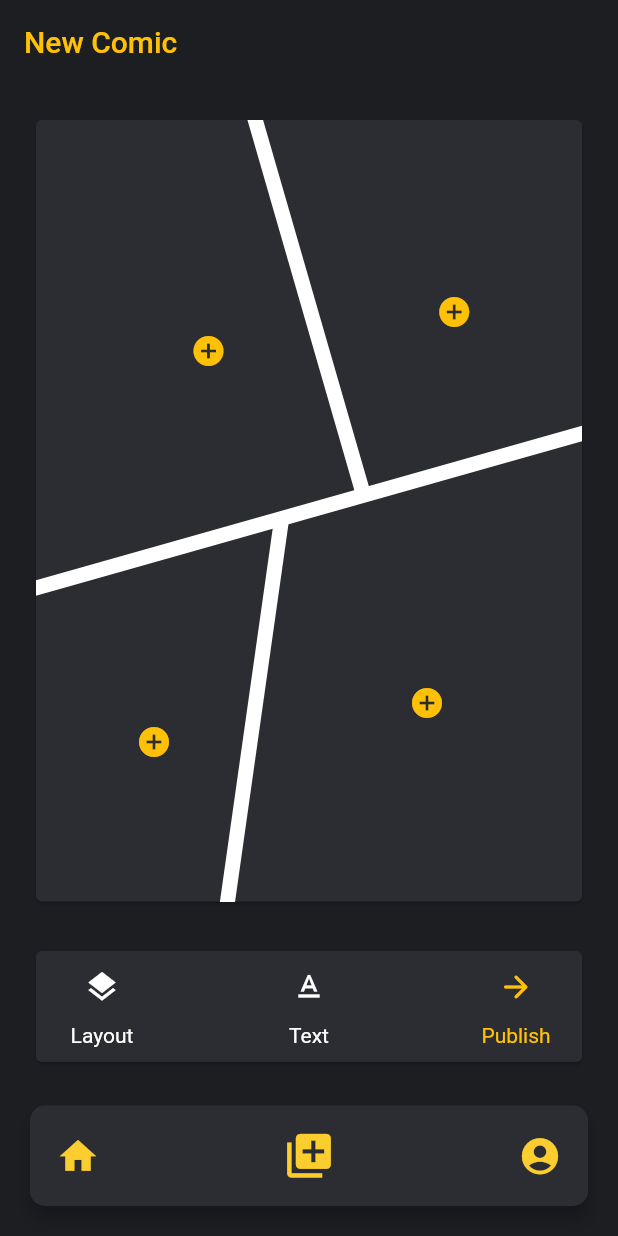
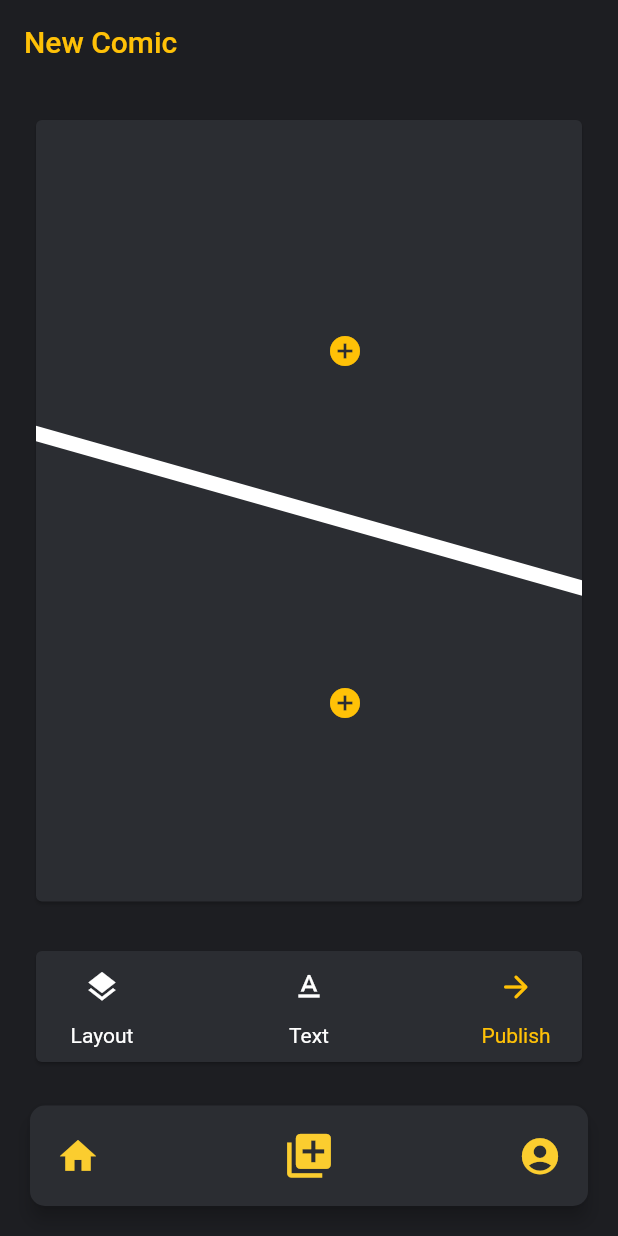
Before and after one commit to SwarupKharul/Kaboom, a Flutter app: the screen it shows after launch, item 2 of the bottom bar chosen, after a tap on the "add circle" icon, on a phone screen of 412 x 824 dp. Run offline on Flutter 3.47's test engine with Material 2 defaults, Android fonts, the light colour scheme and no system bars; our stand-ins replace google_fonts, image_picker.

Commit message:
Added: layout for 2 img

```diff
--- a/flutter/lib/main.dart
+++ b/flutter/lib/main.dart
@@ -5,9 +5,11 @@ import 'dart:ui' as ui;
 
 import 'package:flutter/material.dart';
 import 'package:flutter/rendering.dart';
+import 'package:google_fonts/google_fonts.dart';
 import 'package:image_picker/image_picker.dart';
 import 'package:kaboom/core/services/imageService.dart';
 import 'package:kaboom/ui/pages/create_comic.dart';
+import 'package:kaboom/ui/pages/create_comic2.dart';
 import 'package:kaboom/ui/pages/feed.dart';
 
 void main() {
@@ -22,7 +24,8 @@ class MyApp extends StatelessWidget {
     return MaterialApp(
       title: 'Flutter Demo',
       theme: ThemeData(
-        primarySwatch: Colors.blue,
+        textTheme: GoogleFonts.comicNeueTextTheme(Theme.of(context).textTheme),
+        primarySwatch: Colors.amber,
       ),
       home: const MyHomePage(),
     );
@@ -135,7 +138,7 @@ class _MyHomePageState extends State<MyHomePage> {
         controller: _controller,
         children: [
           Feed(),
-          CreateComic(),
+          CreateComic2(),
           Center(child: Text("prof")),
         ],
       ),
--- /dev/null
+++ b/flutter/lib/ui/pages/create_comic2.dart
@@ -0,0 +1,401 @@
+import 'dart:convert';
+import 'dart:io';
+import 'dart:typed_data';
+import 'dart:ui' as ui;
+
+import 'package:flutter/material.dart';
+import 'package:flutter/rendering.dart';
+import 'package:image_picker/image_picker.dart';
+import 'package:kaboom/core/services/imageService.dart';
+
+class CreateComic2 extends StatefulWidget {
+  const CreateComic2({Key? key}) : super(key: key);
+
+  @override
+  State<CreateComic2> createState() => _CreateComic2State();
+}
+
+class _CreateComic2State extends State<CreateComic2> {
+  List<String> _imagepaths = [" ", " ", " ", " "];
+  List<String> _dialogues = [" ", " ", " ", " "];
+  int _dialogueCounter = 0;
+  TextEditingController _controller = TextEditingController();
+  bool _busy = false;
+
+  ImageService _image = ImageService();
+
+  ImagePicker _picker = ImagePicker();
+
+  GlobalKey _globalKey = new GlobalKey();
+
+  Future<void> addImage(int index) async {
+    setState(() {
+      _busy = true;
+    });
+    final XFile? image = await _picker.pickImage(source: ImageSource.gallery);
+    if (image != null) {
+      String path = await _image.cartoonify_image(File(image.path));
+      _imagepaths[index] = path;
+    }
+    setState(() {
+      _busy = false;
+    });
+  }
+
+  Future<Uint8List> _capturePng() async {
+    try {
+      print('inside');
+      RenderRepaintBoundary boundary = _globalKey.currentContext!
+          .findRenderObject() as RenderRepaintBoundary;
+      ui.Image image = await boundary.toImage(pixelRatio: 3.0);
+      ByteData? byteData =
+          await image.toByteData(format: ui.ImageByteFormat.png);
+      var pngBytes = byteData!.buffer.asUint8List();
+      var bs64 = base64Encode(pngBytes);
+      // print(pngBytes);
+      // print(bs64);
+      setState(() {});
+      return pngBytes;
+    } catch (e) {
+      print(e);
+    }
+    throw Exception("Error saving file");
+  }
+
+  @override
+  Widget build(BuildContext context) {
+    return Column(
+      children: [
+        Expanded(
+          child: Padding(
+            padding: EdgeInsets.all(20),
+            child: RepaintBoundary(
+              key: _globalKey,
+              child: Card(
+                clipBehavior: Clip.hardEdge,
+                color: Color(0xFF2B2D32),
+                child: SizedBox(
+                    width: double.infinity,
+                    // height: 600,
+                    child: LayoutBuilder(builder: (context, constraints) {
+                      return CustomPaint(
+                        painter: myPainter(),
+                        child: Stack(
+                          children: [
+                            Positioned(
+                                top: 0,
+                                left: 0,
+                                child: ClipPath(
+                                  clipper: firstImageClipper(
+                                      height: constraints.maxHeight,
+                                      width: constraints.maxWidth),
+                                  child: (_imagepaths[0] == " ")
+                                      ? Container()
+                                      : Stack(
+                                          children: [
+                                            Image.network(
+                                              _imagepaths[0],
+                                              // color: Colors.amber,
+                                              fit: BoxFit.cover,
+                                              height:
+                                                  constraints.maxHeight * 0.6,
+                                              width: constraints.maxWidth,
+                                            ),
+                                            if (_dialogues[0] != " ")
+                                              Positioned(
+                                                  top: 0,
+                                                  child: Card(
+                                                    shape:
+                                                        RoundedRectangleBorder(
+                                                            borderRadius:
+                                                                BorderRadius
+                                                                    .all(
+                                                              Radius.circular(
+                                                                  10),
+                                                            ),
+                                                            side: BorderSide(
+                                                                width: 5)),
+                                                    child: Container(
+                                                      //height: 100,
+                                                      child: Padding(
+                                                        padding:
+                                                            const EdgeInsets
+                                                                    .symmetric(
+                                                                vertical: 10,
+                                                                horizontal: 15),
+                                                        child:
+                                                            Text(_dialogues[0]),
+                                                      ),
+                                                      width:
+                                                          constraints.maxWidth *
+                                                              0.6,
+                                                    ),
+                                                  ))
+                                          ],
+                                        ),
+                                )),
+                            Positioned(
+                                top: 0.4 * constraints.maxHeight,
+                                left: 0,
+                                child: ClipPath(
+                                  clipper: secondImageClipper(
+                                      height: constraints.maxHeight,
+                                      width: constraints.maxWidth),
+                                  child: (_imagepaths[1] == " ")
+                                      ? Container()
+                                      : Stack(
+                                          children: [
+                                            Image.network(
+                                              _imagepaths[1],
+                                              fit: BoxFit.cover,
+                                              height:
+                                                  constraints.maxHeight * 0.6,
+                                              width: constraints.maxWidth,
+                                            ),
+                                            if (_dialogues[1] != " ")
+                                              Positioned(
+                                                  bottom: 0,
+                                                  right: 0,
+                                                  child: Card(
+                                                    shape:
+                                                        RoundedRectangleBorder(
+                                                            borderRadius:
+                                                                BorderRadius
+                                                                    .all(
+                                                              Radius.circular(
+                                                                  10),
+                                                            ),
+                                                            side: BorderSide(
+                                                                width: 5)),
+                                                    child: Container(
+                                                      //height: 100,
+                                                      child: Padding(
+                                                        padding:
+                                                            const EdgeInsets
+                                                                    .symmetric(
+                                                                vertical: 10,
+                                                                horizontal: 15),
+                                                        child:
+                                                            Text(_dialogues[1]),
+                                                      ),
+                                                      width:
+                                                          constraints.maxWidth *
+                                                              0.6,
+                                                    ),
+                                                  ))
+                                          ],
+                                        ),
+                                )),
+                            if (_imagepaths[0] == " ")
+                              Positioned(
+                                  top: constraints.maxHeight * 0.25,
+                                  left: constraints.maxWidth * 0.50,
+                                  child: IconButton(
+                                    icon: Icon(Icons.add_circle,
+                                        color: Colors.amber),
+                                    onPressed: () async {
+                                      await addImage(0);
+                                      setState(() {});
+                                    },
+                                  )),
+                            if (_imagepaths[1] == " ")
+                              Positioned(
+                                  top: constraints.maxHeight * 0.70,
+                                  left: constraints.maxWidth * 0.50,
+                                  child: IconButton(
+                                    icon: Icon(Icons.add_circle,
+                                        color: Colors.amber),
+                                    onPressed: () async {
+                                      await addImage(1);
+                                      setState(() {});
+                                    },
+                                  )),
+                            if (_busy == true)
+                              Positioned(
+                                  top: constraints.maxHeight / 2,
+                                  left: constraints.maxWidth / 2,
+                                  child: CircularProgressIndicator(
+                                    color: Colors.amber,
+                                  ))
+                          ],
+                        ),
+                      );
+                    })),
+              ),
+            ),
+          ),
+        ),
+        Padding(
+            padding: EdgeInsets.symmetric(horizontal: 20, vertical: 5),
+            child: Card(
+              color: Color(0xFF2B2D32),
+              child: Padding(
+                padding: const EdgeInsets.fromLTRB(20, 0, 20, 10),
+                child: Row(
+                  mainAxisAlignment: MainAxisAlignment.spaceBetween,
+                  children: [
+                    Column(
+                      children: [
+                        IconButton(
+                            onPressed: () {},
+                            icon: Icon(
+                              Icons.layers,
+                              color: Colors.white,
+                            )),
+                        Text(
+                          "Layout",
+                          style: TextStyle(color: Colors.white),
+                        ),
+                      ],
+                    ),
+                    Column(
+                      children: [
+                        IconButton(
+                            onPressed: () {
+                              showModalBottomSheet(
+                                context: context,
+                                builder: (context) {
+                                  return Container(
+                                    height: 500,
+                                    color: Color(0xFF2B2D32),
+                                    child: Padding(
+                                      padding: const EdgeInsets.all(20),
+                                      child: Column(
+                                        children: [
+                                          Padding(
+                                            padding: const EdgeInsets.all(8.0),
+                                            child: Text("Enter Text",
+                                                style: TextStyle(
+                                                    color: Colors.white)),
+                                          ),
+                                          TextField(
+                                            controller: _controller,
+                                            style:
+                                                TextStyle(color: Colors.white),
+                                          ),
+                                          Align(
+                                            alignment: Alignment.centerRight,
+                                            child: Padding(
+                                              padding:
+                                                  const EdgeInsets.all(8.0),
+                                              child: ElevatedButton(
+                                                  onPressed: () {
+                                                    _dialogues[
+                                                            _dialogueCounter] =
+                                                        _controller.text;
+                                                    _controller.text = "";
+                                                    _dialogueCounter += 1;
+                                                    _dialogueCounter %= 2;
+                                                    setState(() {});
+                                                    Navigator.of(context).pop();
+                                                  },
+                                                  style: ButtonStyle(
+                                                      backgroundColor:
+                                                          MaterialStateProperty
+                                                              .all(Colors
+                                                                  .amber)),
+                                                  child: Text(
+                                                    "Done",
+                                                    style: TextStyle(
+                                                        color: Colors.white),
+                                                  )),
+                                            ),
+                                          )
+                                        ],
+                                      ),
+                                    ),
+                                  );
+                                },
+                              );
+                            },
+                            icon: Icon(
+                              Icons.text_format,
+                              color: Colors.white,
+                            )),
+                        Text(
+                          "Text",
+                          style: TextStyle(color: Colors.white),
+                        ),
+                      ],
+                    ),
+                    Column(
+                      children: [
+                        IconButton(
+                            onPressed: () {},
+                            icon: Icon(
+                              Icons.arrow_forward_rounded,
+                              color: Colors.amber,
+                            )),
+                        Text(
+                          "Publish",
+                          style: TextStyle(color: Colors.amber),
+                        ),
+                      ],
+                    ),
+                  ],
+                ),
+              ),
+            ))
+      ],
+    );
+  }
+}
+
+class myPainter extends CustomPainter {
+  @override
+  void paint(Canvas canvas, Size size) {
+    var paint = Paint()
+      ..color = Colors.white
+      ..strokeWidth = 10.0;
+
+    //middle line
+    canvas.drawLine(Offset(-2, 0.4 * size.height),
+        Offset(size.width + 2, 0.6 * size.height), paint);
+  }
+
+  @override
+  bool shouldRepaint(covariant CustomPainter oldDelegate) {
+    return false;
+  }
+}
+
+class firstImageClipper extends CustomClipper<Path> {
+  firstImageClipper({required this.height, required this.width});
+  final double height;
+  final double width;
+  @override
+  Path getClip(Size size) {
+    final path = Path();
+    path.lineTo(width, 0);
+    path.lineTo(width, 0.6 * height - 5);
+    path.lineTo(0, height * 0.4 - 5);
+    path.close();
+    return path;
+  }
+
+  @override
+  bool shouldReclip(covariant CustomClipper<Path> oldClipper) {
+    return false;
+  }
+}
+
+class secondImageClipper extends CustomClipper<Path> {
+  secondImageClipper({required this.height, required this.width});
+  final double height;
+  final double width;
+  @override
+  Path getClip(Size size) {
+    final path = Path();
+    path.moveTo(0, 5);
+    path.lineTo(0, size.height);
+    path.lineTo(size.width, size.height);
+    path.lineTo(size.width, height * 0.2 + 5);
+    path.close();
+    return path;
+  }
+
+  @override
+  bool shouldReclip(covariant CustomClipper<Path> oldClipper) {
+    return false;
+  }
+}
--- a/flutter/pubspec.yaml
+++ b/flutter/pubspec.yaml
@@ -36,6 +36,7 @@ dependencies:
   cupertino_icons: ^1.0.2
   image_picker: ^0.8.4+4
   http: ^0.13.4
+  google_fonts: ^2.2.0
 
 dev_dependencies:
   flutter_test:
```
Also changed, not shown: flutter/pubspec.lock.
